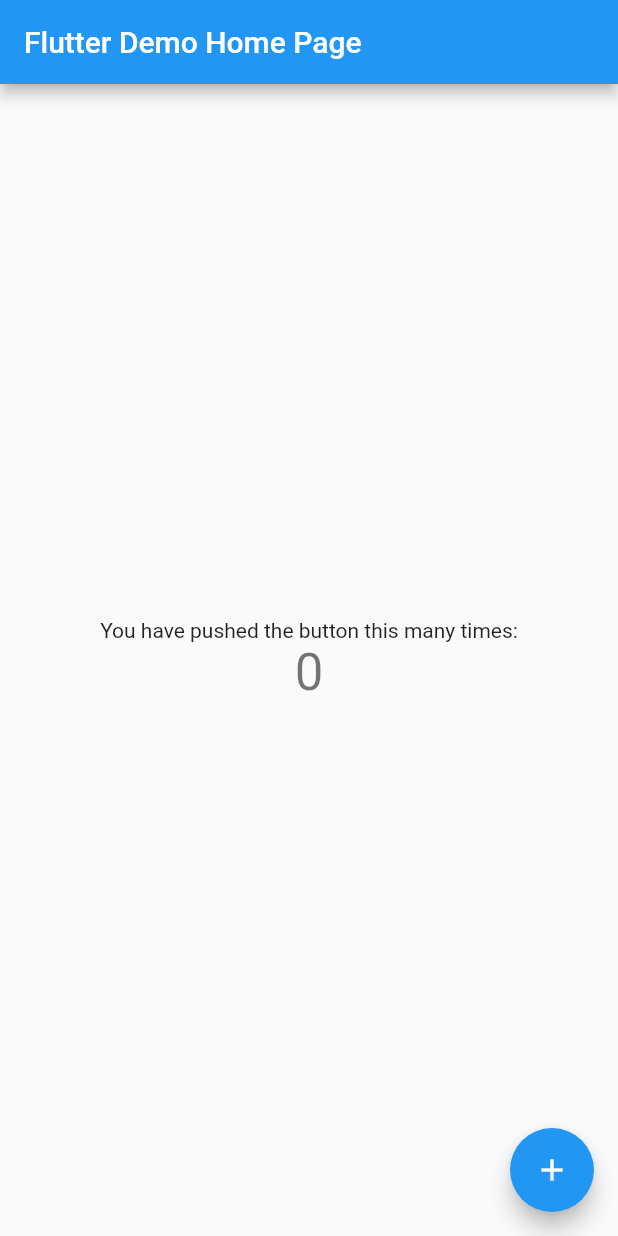
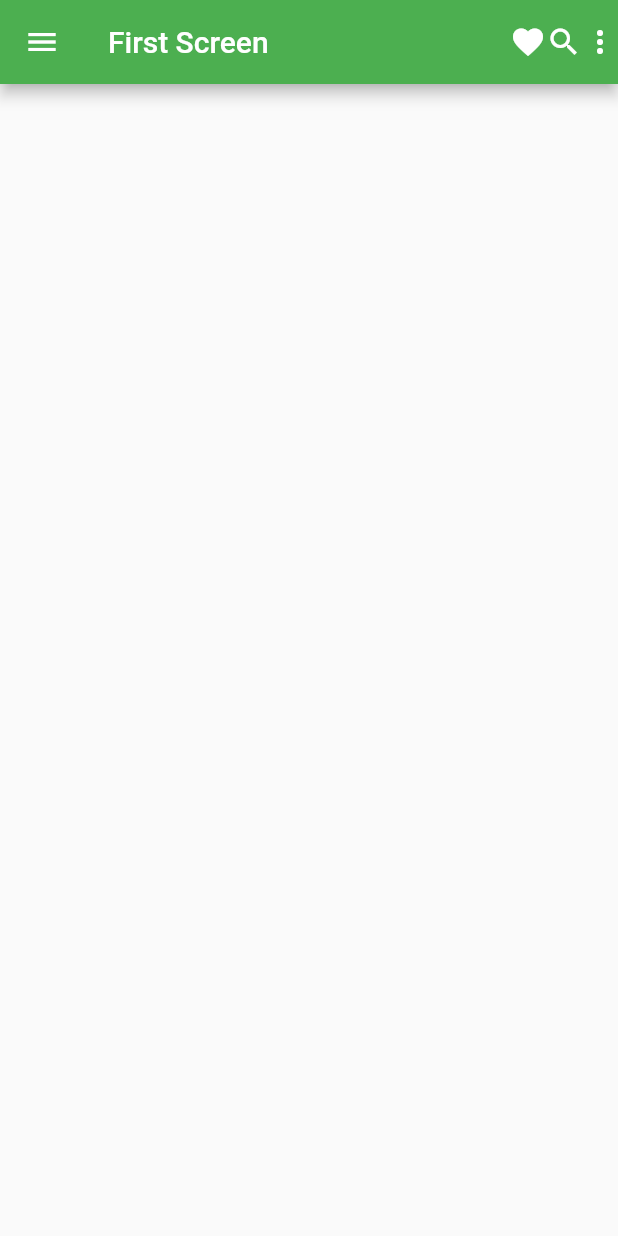
Before and after one commit to amir58/FlutterInstant2, a Flutter app: the screen it shows after launch, on a phone screen of 412 x 824 dp. Run offline on Flutter 3.47's test engine with Material 2 defaults, Android fonts, the phone set to English and light mode, and no system bars.

Commit message:
Session4

```diff
--- a/lib/main.dart
+++ b/lib/main.dart
@@ -1,115 +1,37 @@
 import 'package:flutter/material.dart';
 
 void main() {
-  runApp(const MyApp());
+  runApp(MyApp());
 }
 
 class MyApp extends StatelessWidget {
-  const MyApp({super.key});
 
-  // This widget is the root of your application.
   @override
   Widget build(BuildContext context) {
     return MaterialApp(
-      title: 'Flutter Demo',
       theme: ThemeData(
-        // This is the theme of your application.
-        //
-        // Try running your application with "flutter run". You'll see the
-        // application has a blue toolbar. Then, without quitting the app, try
-        // changing the primarySwatch below to Colors.green and then invoke
-        // "hot reload" (press "r" in the console where you ran "flutter run",
-        // or simply save your changes to "hot reload" in a Flutter IDE).
-        // Notice that the counter didn't reset back to zero; the application
-        // is not restarted.
-        primarySwatch: Colors.blue,
+        primarySwatch: Colors.green,
       ),
-      home: const MyHomePage(title: 'Flutter Demo Home Page'),
+      home: FirstScreen(),
     );
   }
 }
 
-class MyHomePage extends StatefulWidget {
-  const MyHomePage({super.key, required this.title});
-
-  // This widget is the home page of your application. It is stateful, meaning
-  // that it has a State object (defined below) that contains fields that affect
-  // how it looks.
-
-  // This class is the configuration for the state. It holds the values (in this
-  // case the title) provided by the parent (in this case the App widget) and
-  // used by the build method of the State. Fields in a Widget subclass are
-  // always marked "final".
-
-  final String title;
-
-  @override
-  State<MyHomePage> createState() => _MyHomePageState();
-}
-
-class _MyHomePageState extends State<MyHomePage> {
-  int _counter = 0;
-
-  void _incrementCounter() {
-    setState(() {
-      // This call to setState tells the Flutter framework that something has
-      // changed in this State, which causes it to rerun the build method below
-      // so that the display can reflect the updated values. If we changed
-      // _counter without calling setState(), then the build method would not be
-      // called again, and so nothing would appear to happen.
-      _counter++;
-    });
-  }
+class FirstScreen extends StatelessWidget {
 
   @override
   Widget build(BuildContext context) {
-    // This method is rerun every time setState is called, for instance as done
-    // by the _incrementCounter method above.
-    //
-    // The Flutter framework has been optimized to make rerunning build methods
-    // fast, so that you can just rebuild anything that needs updating rather
-    // than having to individually change instances of widgets.
     return Scaffold(
       appBar: AppBar(
-        // Here we take the value from the MyHomePage object that was created by
-        // the App.build method, and use it to set our appbar title.
-        title: Text(widget.title),
+        leading: const Icon(Icons.menu),
+        title: const Text('First Screen'),
+        actions: const [
+          Icon(Icons.favorite),
+          Icon(Icons.search),
+          Icon(Icons.more_vert),
+        ],
+        // backgroundColor: Colors.purple,
       ),
-      body: Center(
-        // Center is a layout widget. It takes a single child and positions it
-        // in the middle of the parent.
-        child: Column(
-          // Column is also a layout widget. It takes a list of children and
-          // arranges them vertically. By default, it sizes itself to fit its
-          // children horizontally, and tries to be as tall as its parent.
-          //
-          // Invoke "debug painting" (press "p" in the console, choose the
-          // "Toggle Debug Paint" action from the Flutter Inspector in Android
-          // Studio, or the "Toggle Debug Paint" command in Visual Studio Code)
-          // to see the wireframe for each widget.
-          //
-          // Column has various properties to control how it sizes itself and
-          // how it positions its children. Here we use mainAxisAlignment to
-          // center the children vertically; the main axis here is the vertical
-          // axis because Columns are vertical (the cross axis would be
-          // horizontal).
-          mainAxisAlignment: MainAxisAlignment.center,
-          children: <Widget>[
-            const Text(
-              'You have pushed the button this many times:',
-            ),
-            Text(
-              '$_counter',
-              style: Theme.of(context).textTheme.headlineMedium,
-            ),
-          ],
-        ),
-      ),
-      floatingActionButton: FloatingActionButton(
-        onPressed: _incrementCounter,
-        tooltip: 'Increment',
-        child: const Icon(Icons.add),
-      ), // This trailing comma makes auto-formatting nicer for build methods.
     );
   }
 }
```
Also changed, not shown: lib/basics.dart (+28 -0 lines), lib/functions.dart (added, +113 -0 lines), pubspec.lock, 1 other file.
